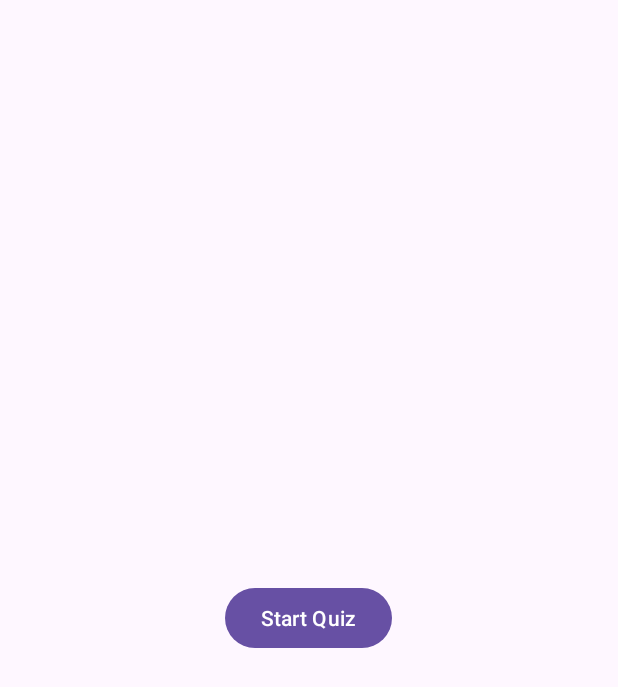
After one commit to InLatorIgnis/Study, an Android app: the layout activity_menu.xml on its own in the app's theme, with its tools: preview values and no code run, on a phone screen of 412 x 824 dp. The commit adds this screen. Shown: the top 687 px of the screen. Run offline under Robolectric (Android 15) with nearby library versions, the phone set to English and light mode, and no system bars.

Commit message:
Har lagt till slutskärm och startskräm samt poänghistorik

```diff
--- a/app/src/main/AndroidManifest.xml
+++ b/app/src/main/AndroidManifest.xml
@@ -13,7 +13,7 @@
         android:theme="@style/Theme.Study"
         tools:targetApi="31">
         <activity
-            android:name=".MainActivity"
+            android:name=".MenuActivity"
             android:exported="true">
             <intent-filter>
                 <action android:name="android.intent.action.MAIN" />
@@ -21,6 +21,8 @@
                 <category android:name="android.intent.category.LAUNCHER" />
             </intent-filter>
         </activity>
+        <activity android:name=".MainActivity" /> <!-- Make sure this line is present -->
+
     </application>
 
 </manifest>
--- /dev/null
+++ b/app/src/main/res/layout/activity_menu.xml
@@ -0,0 +1,17 @@
+<?xml version="1.0" encoding="utf-8"?>
+<RelativeLayout xmlns:android="http://schemas.android.com/apk/res/android"
+    xmlns:tools="http://schemas.android.com/tools"
+    android:layout_width="match_parent"
+    android:layout_height="match_parent"
+    tools:context=".MenuActivity">
+
+    <Button
+        android:id="@+id/startQuizButton"
+        android:layout_width="wrap_content"
+        android:layout_height="wrap_content"
+        android:layout_centerInParent="true"
+        android:text="Start Quiz" />
+
+
+
+</RelativeLayout>
```
Also changed, not shown: app/src/main/java/com/example/study/MainActivity.java (+69 -7 lines), app/src/main/java/com/example/study/MenuActivity.java (added, +29 -0 lines), app/src/main/res/layout/activity_main.xml (+19 -1 lines).
